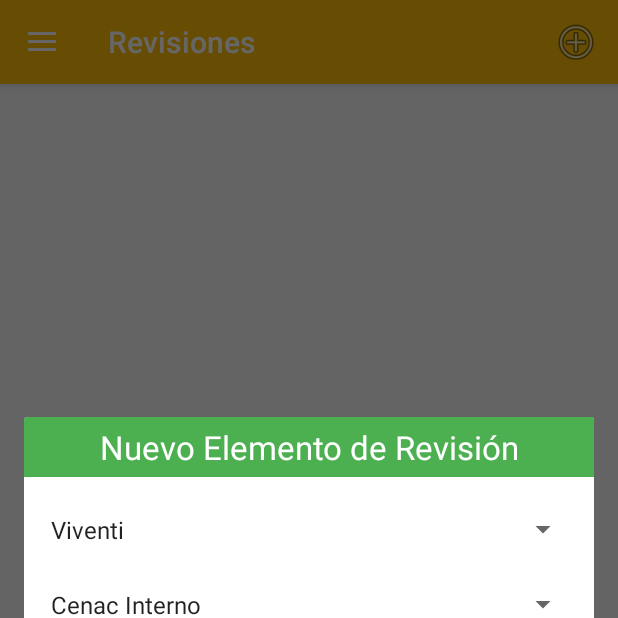
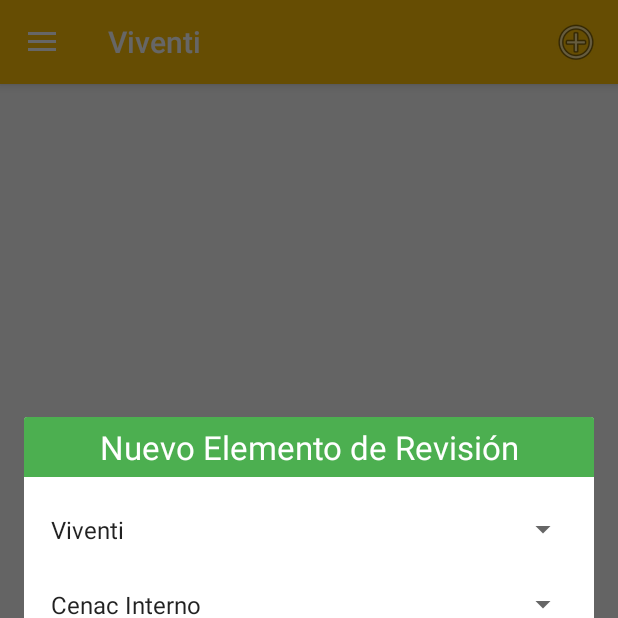
Before and after one commit to mbarrios-grupodevisa/project_revisiones, an Android app: the MainActivity screen opened directly, with no data from a screen before it, after a tap on "Nuevo Elemento", on a phone screen of 412 x 824 dp, the top half of it. Run offline under Robolectric (Android 15) with nearby library versions, the phone set to English and light mode, and no system bars; 5 statements that could not run were skipped.

Commit message:
Cambio de titulos Toolbars

```diff
--- a/app/src/main/java/gt/com/metrocasas/revisiones/DetalleRevisionActivity.java
+++ b/app/src/main/java/gt/com/metrocasas/revisiones/DetalleRevisionActivity.java
@@ -64,6 +64,7 @@ public class DetalleRevisionActivity extends AppCompatActivity implements View.O
         proyecto = getIntent().getExtras().getString("proyecto");
         user = getIntent().getExtras().getString("id");
         fechaRevision = new SimpleDateFormat("dd-MMMM-yyyy HH:mm:ss").format(new Date());
+        this.setTitle(proyecto);
 
         recyclerViewCenacInterno = (RecyclerView) findViewById(R.id.recycler_view_ci);
         recyclerViewCenacExterno = (RecyclerView) findViewById(R.id.recycler_view_ce);
--- a/app/src/main/java/gt/com/metrocasas/revisiones/MainActivity.java
+++ b/app/src/main/java/gt/com/metrocasas/revisiones/MainActivity.java
@@ -21,13 +21,15 @@ public class MainActivity extends AppCompatActivity
         implements NavigationView.OnNavigationItemSelectedListener {
 
     private GoogleApiClient client;
+    private Toolbar toolbar;
     public String userid;
 
     @Override
     protected void onCreate(Bundle savedInstanceState) {
         super.onCreate(savedInstanceState);
         setContentView(R.layout.activity_main);
-        Toolbar toolbar = (Toolbar) findViewById(R.id.toolbar);
+        toolbar = (Toolbar) findViewById(R.id.toolbar);
+        toolbar.setTitle("Viventi");
         setSupportActionBar(toolbar);
         userid = getIntent().getExtras().getString("id");
         DrawerLayout drawer = (DrawerLayout) findViewById(R.id.drawer_layout);
@@ -35,7 +37,6 @@ public class MainActivity extends AppCompatActivity
                 this, drawer, toolbar, R.string.navigation_drawer_open, R.string.navigation_drawer_close);
         drawer.setDrawerListener(toggle);
         toggle.syncState();
-
         NavigationView navigationView = (NavigationView) findViewById(R.id.nav_view);
         navigationView.setNavigationItemSelectedListener(this);
         // ATTENTION: This was auto-generated to implement the App Indexing API.
@@ -94,6 +95,7 @@ public class MainActivity extends AppCompatActivity
             fragmentManager.beginTransaction()
                     .replace(R.id.content_frame, fragment)
                     .commit();
+            toolbar.setTitle("Viventi");
         } else if (id == R.id.casa_asuncion) {
             Fragment fragment = new FragmentRevisionesList();
             Bundle args = new Bundle();
@@ -104,6 +106,7 @@ public class MainActivity extends AppCompatActivity
             fragmentManager.beginTransaction()
                     .replace(R.id.content_frame, fragment)
                     .commit();
+            toolbar.setTitle("Casa Asunción");
         }
 
         DrawerLayout drawer = (DrawerLayout) findViewById(R.id.drawer_layout);
@@ -163,6 +166,7 @@ public class MainActivity extends AppCompatActivity
             fragmentManager.beginTransaction()
                     .replace(R.id.content_frame, fragment)
                     .commit();
+            toolbar.setTitle("Viventi");
         } else if (id == 2) {
             Fragment fragment = new FragmentRevisionesList();
             Bundle args = new Bundle();
@@ -173,6 +177,7 @@ public class MainActivity extends AppCompatActivity
             fragmentManager.beginTransaction()
                     .replace(R.id.content_frame, fragment)
                     .commit();
+            toolbar.setTitle("Casa Asunción");
         }
     }
 }
```
Also changed, not shown: app/src/main/java/gt/com/metrocasas/revisiones/ElementoAdapter.java (+0 -9 lines).
